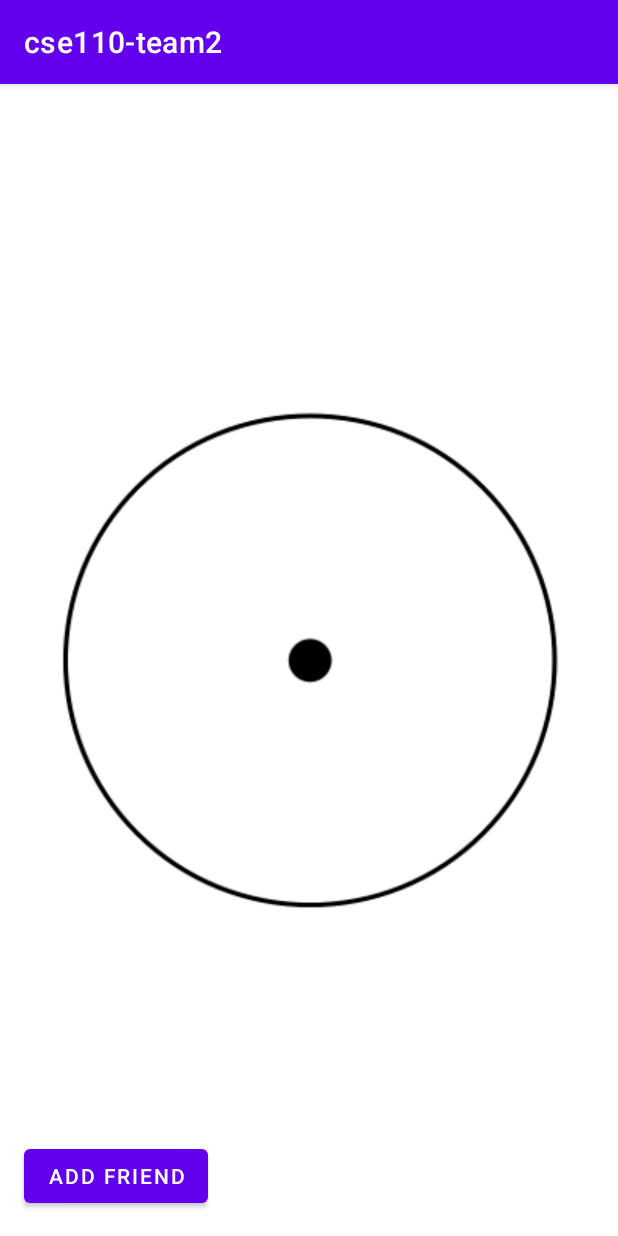
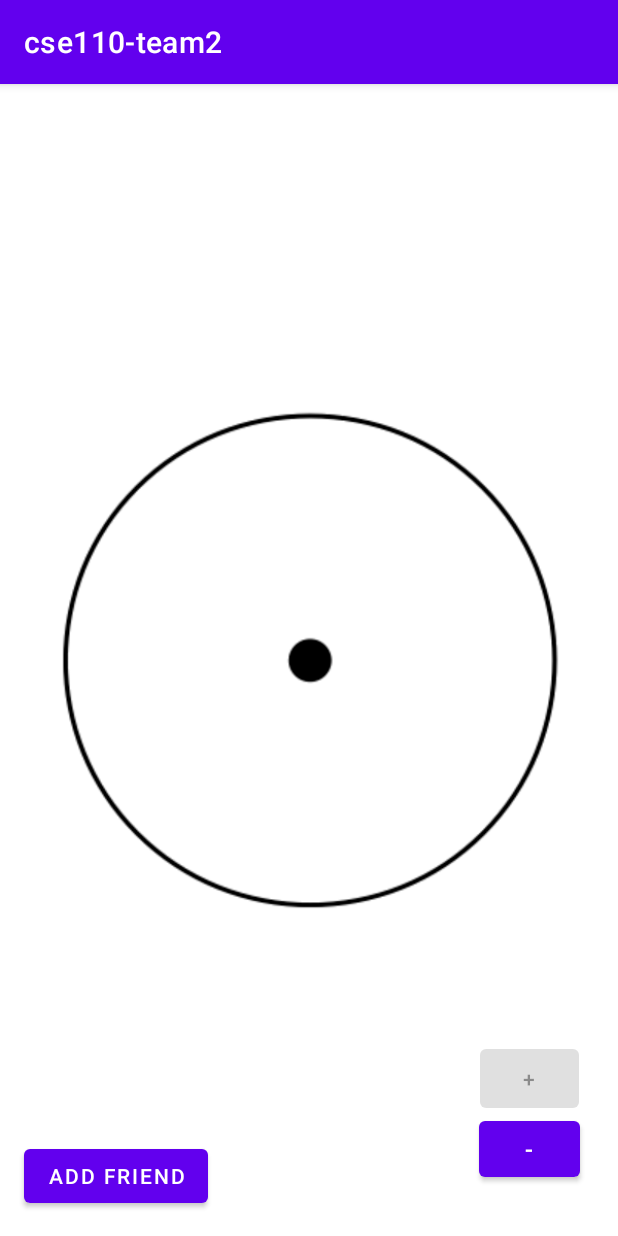
Before and after one commit to CSE-110-Winter-2023/cse-110-project-cse110-team-2, an Android app: the MainActivity screen opened directly, with no data from a screen before it, on a phone screen of 412 x 824 dp. Run offline under Robolectric (Android 15) with nearby library versions, the phone set to English and light mode, and no system bars.

Commit message:
Created buttons for zoom in and out

```diff
--- a/app/src/main/java/com/example/cse110_team2/MainActivity.java
+++ b/app/src/main/java/com/example/cse110_team2/MainActivity.java
@@ -23,8 +23,10 @@ import android.util.Log;
 
 import java.util.ArrayList;
 
+
 import android.view.View;
 import android.view.ViewGroup;
+import android.widget.Button;
 import android.widget.ImageView;
 import android.widget.LinearLayout;
 import android.widget.TextView;
@@ -50,6 +52,7 @@ public class MainActivity extends AppCompatActivity {
     public int curr_zoom_max;
     private MyLocation myloc;
     private ConstraintLayout layout;
+    private ZoomManager zoomManager;
 
     private boolean inMock;
     public HashMap<String, HashMap<String, View>> friendMap;
@@ -70,6 +73,9 @@ public class MainActivity extends AppCompatActivity {
         myloc = new MyLocation(-117, 34);
         locationRelater = new PointRelation(myloc);
         locationManager = (LocationManager) getSystemService(LOCATION_SERVICE);
+        zoomManager = new ZoomManager();
+        updateZoomButtons();
+
 //
         friendManager = FriendManager.provide();
         layout = (ConstraintLayout)findViewById(R.id.compasslayout);
@@ -117,7 +123,22 @@ public class MainActivity extends AppCompatActivity {
 
     public void updateFunctions(){
         //Might be necessary to calculate azimuth angle/zoom/etc
+        updateCompassImage();
         compassUpdate();
+    }
+
+    public void updateCompassImage(){
+        int zoomAmount = zoomManager.getZoomAmount();
+        switch(zoomAmount){
+            case 0: //TODO: add first image
+                    break;
+            case 1: //TODO: add second image
+                    break;
+            case 2: //TODO: add third image
+                    break;
+            case 3: //TODO: add fourth image
+                    break;
+        }
     }
     public void compassUpdate() {
         String name;
@@ -152,6 +173,7 @@ public class MainActivity extends AppCompatActivity {
             //TODO: Update friend name here with relative location (longitude and latitude)
         }
     }
+
 
 
 
@@ -582,4 +604,31 @@ public class MainActivity extends AppCompatActivity {
         startActivity(intent);
 
     }
+
+    public void zoomInClicked(View view){
+        zoomManager.zoomIn();
+        updateZoomButtons();
+        updateFunctions();
+//        Log.d("PRINTING TEST:", "Zoom in");
+    }
+    public void zoomOutClicked(View view){
+        zoomManager.zoomOut();
+        updateZoomButtons();
+        updateFunctions();
+//        Log.d("PRINTING TEST:", "Zoom out");
+
+    }
+
+    private void updateZoomButtons(){
+        Button zoomInBtn = (Button) findViewById(R.id.zoomIn);
+        Button zoomOutBtn = (Button) findViewById(R.id.zoomOut);
+
+        boolean canZoomIn = zoomManager.canZoomIn();
+        boolean canZoomOut = zoomManager.canZoomOut();
+
+        zoomInBtn.setEnabled(canZoomIn);
+        zoomOutBtn.setEnabled(canZoomOut);
+
+
+    }
 }
--- /dev/null
+++ b/app/src/main/java/com/example/cse110_team2/ZoomManager.java
@@ -0,0 +1,37 @@
+package com.example.cse110_team2;
+import android.view.View;
+
+public class ZoomManager {
+    int zoomAmount;
+    int[] zoomLimit;
+
+    public ZoomManager(){
+        zoomAmount = 0;
+        zoomLimit = new int[]{1, 10, 500, 50000};
+    }
+
+    public int getZoomAmount(){
+        return zoomAmount;
+    }
+
+    public void zoomOut(){
+        zoomAmount += 1;
+    }
+
+    public void zoomIn(){
+        zoomAmount -= 1;
+    }
+    public boolean canZoomOut(){
+        return zoomAmount != 3;
+
+    }
+    public boolean canZoomIn(){
+        return zoomAmount != 0;
+
+    }
+    public int getMaxZoom(){
+        return zoomLimit[zoomAmount];
+    }
+
+
+}
--- a/app/src/main/res/layout/activity_main.xml
+++ b/app/src/main/res/layout/activity_main.xml
@@ -186,9 +186,9 @@
         android:id="@+id/add_friend_btn"
         android:layout_width="wrap_content"
         android:layout_height="wrap_content"
+        android:layout_margin="16dp"
         android:onClick="onAddFriendClicked"
         android:text="Add Friend"
-        android:layout_margin="16dp"
         app:layout_constraintBottom_toBottomOf="parent"
         app:layout_constraintStart_toStartOf="parent" />
 
@@ -212,7 +212,6 @@
         app:layout_constraintTop_toTopOf="parent">
 
 
-
         <ImageView
             android:id="@+id/compassImage"
             android:layout_width="match_parent"
@@ -228,4 +227,35 @@
 
 
     </androidx.constraintlayout.widget.ConstraintLayout>
+
+    <Button
+        android:id="@+id/zoomIn"
+        android:layout_width="66dp"
+        android:layout_height="51dp"
+        android:layout_marginStart="326dp"
+        android:layout_marginTop="621dp"
+        android:layout_marginEnd="32dp"
+        android:layout_marginBottom="64dp"
+        android:text="+"
+        android:onClick="zoomInClicked"
+        app:layout_constraintBottom_toBottomOf="parent"
+        app:layout_constraintEnd_toEndOf="parent"
+        app:layout_constraintStart_toStartOf="parent"
+        app:layout_constraintTop_toTopOf="parent" />
+
+    <Button
+        android:id="@+id/zoomOut"
+        android:layout_width="67dp"
+        android:layout_height="49dp"
+        android:layout_marginStart="326dp"
+        android:layout_marginTop="668dp"
+        android:layout_marginEnd="32dp"
+        android:layout_marginBottom="16dp"
+        android:text="-"
+        android:onClick="zoomOutClicked"
+        android:textSize="16sp"
+        app:layout_constraintBottom_toBottomOf="parent"
+        app:layout_constraintEnd_toEndOf="parent"
+        app:layout_constraintStart_toStartOf="parent"
+        app:layout_constraintTop_toTopOf="parent" />
 </androidx.constraintlayout.widget.ConstraintLayout>
```
Lines whose indentation alone changed are shown as unchanged.
